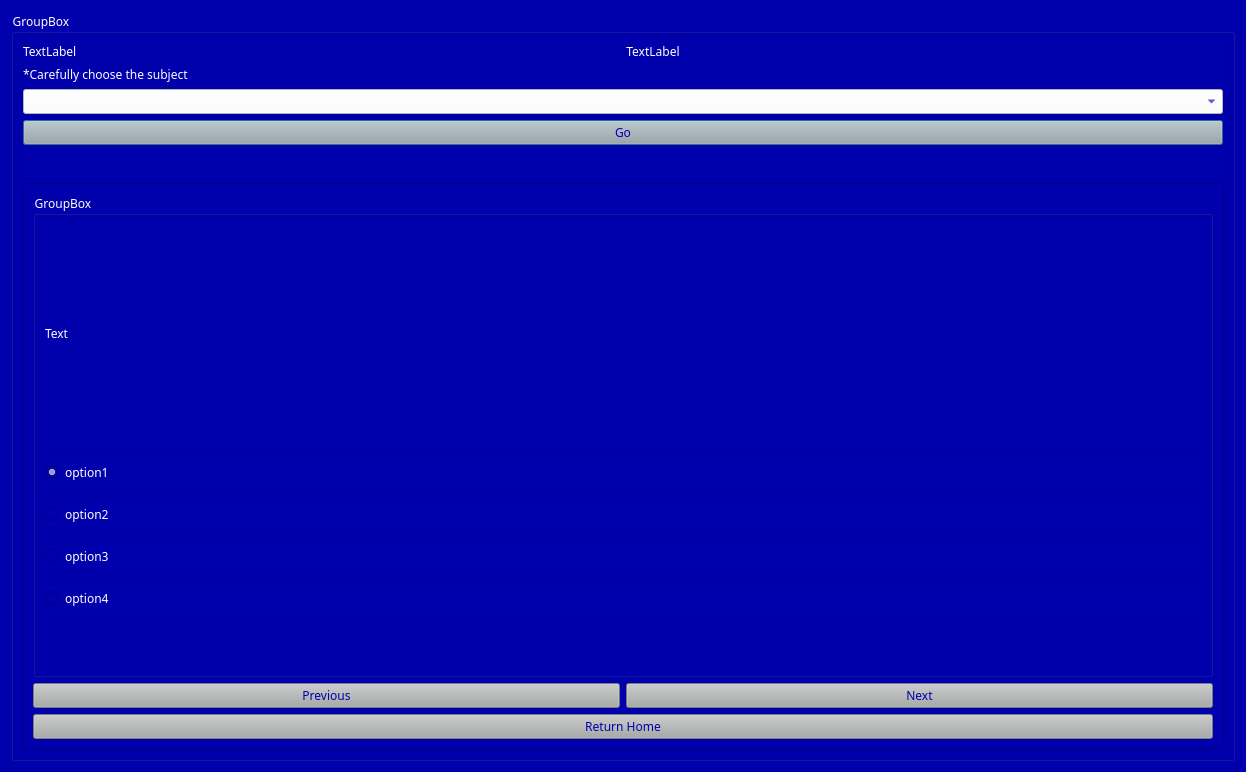
BiratBC/ExamSphereV1, file ExamSphereV1/class9.ui: the form before one commit.
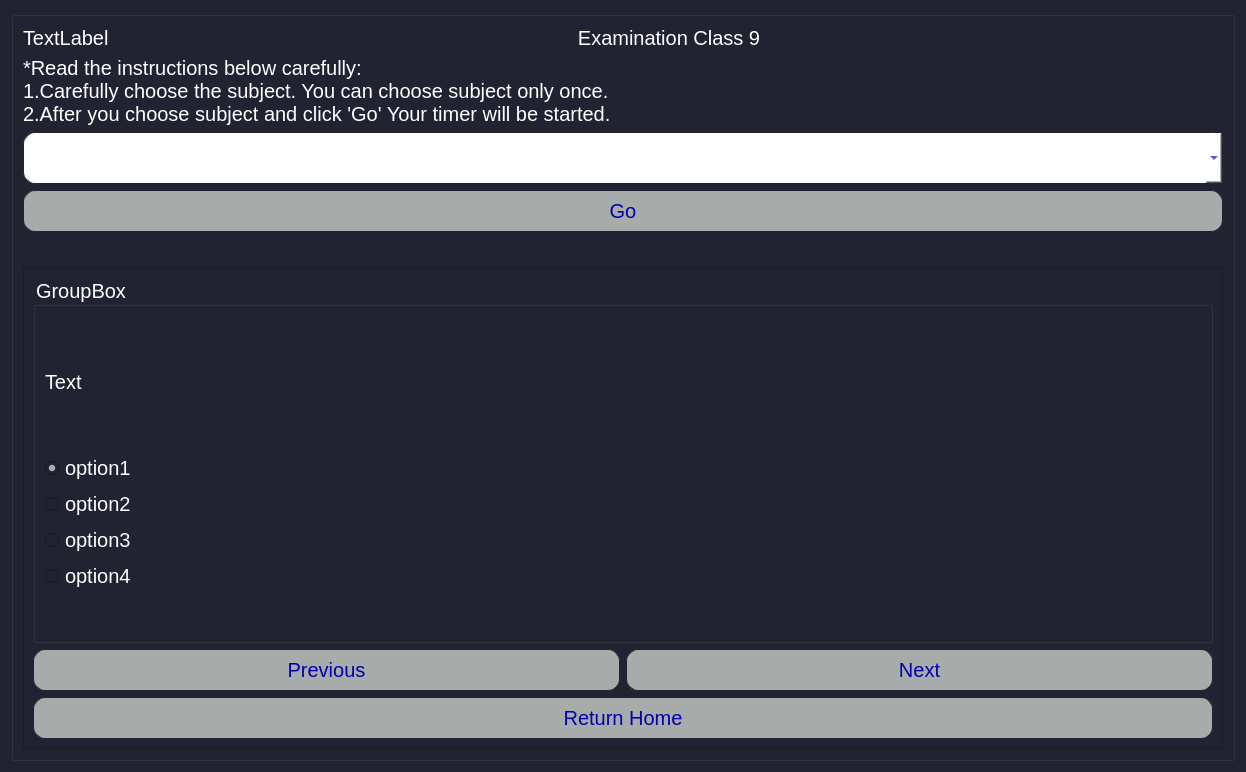
The form after the commit.

Patch:
```diff
--- a/ExamSphereV1/class9.ui
+++ b/ExamSphereV1/class9.ui
@@ -14,34 +14,49 @@
    <string>Dialog</string>
   </property>
   <property name="styleSheet">
-   <string notr="true">*{
-	background-color: rgb(0, 0, 173);
-font-family:AcPlus IBM CGA;
+   <string notr="true">QComboBox
+{
+border: 1px solid;
+border-radius: 12px; 
+border-color: rgba(33,35,50,255);
+color:#0000ad;
+	background-color: rgb(255, 255, 255);
+}
+*{
+	background-color: rgba(33,35,50,255);
+font-family:Ubuntu;
 color:#fff;
+font-size:20px;
 }
 QLineEdit
-{	
-color:#0000ad;
-	background-color: rgb(255, 255, 255);
-}
-QComboBox
 {
-color:#0000ad;
-	background-color: rgb(255, 255, 255);
+height:40px;
+border: 1px solid;
+border-color: rgba(33,35,50,255);
+border-radius:10px;
+color:rgba(33,35,50,255);
+background-color: rgb(255, 255, 255);
 }
 QPushButton
 {
-	
-	background-color: rgb(167, 171, 170);
-	color:#0000ad;
+background-color: #a7abaa;
+color: rgba(0,0,173,255);
+border-radius: 12px; 
+border: 1px solid;
+border-color: rgba(33,35,50,255);
+height:40px;
+width:100px;
 }
-</string>
+QGroupBox
+{
+	width:500px;
+}</string>
   </property>
   <layout class="QGridLayout" name="gridLayout_2">
    <item row="0" column="0">
     <widget class="QGroupBox" name="groupBox">
      <property name="title">
-      <string>GroupBox</string>
+      <string/>
      </property>
      <layout class="QGridLayout" name="gridLayout_3">
       <item row="3" column="0">
@@ -54,7 +69,9 @@
       <item row="1" column="0">
        <widget class="QLabel" name="label">
         <property name="text">
-         <string>*Carefully choose the subject</string>
+         <string>*Read the instructions below carefully:
+1.Carefully choose the subject. You can choose subject only once.
+2.After you choose subject and click 'Go' Your timer will be started.</string>
         </property>
        </widget>
       </item>
@@ -69,7 +86,7 @@
            <x>0</x>
            <y>0</y>
            <width>1198</width>
-           <height>570</height>
+           <height>478</height>
           </rect>
          </property>
          <layout class="QGridLayout" name="gridLayout">
@@ -193,7 +210,7 @@
            </sizepolicy>
           </property>
           <property name="text">
-           <string>TextLabel</string>
+           <string>Examination Class 9</string>
           </property>
           <property name="alignment">
            <set>Qt::AlignCenter</set>
@@ -203,14 +220,18 @@
        </layout>
       </item>
       <item row="2" column="0">
-       <widget class="QComboBox" name="subject"/>
+       <widget class="QComboBox" name="subject">
+        <property name="styleSheet">
+         <string notr="true">height:50px;</string>
+        </property>
+       </widget>
       </item>
       <item row="4" column="0">
        <widget class="QLabel" name="timerLabel">
         <property name="font">
          <font>
-          <family>AcPlus IBM CGA</family>
-          <pointsize>14</pointsize>
+          <family>Ubuntu</family>
+          <pointsize>-1</pointsize>
          </font>
         </property>
         <property name="text">
```
